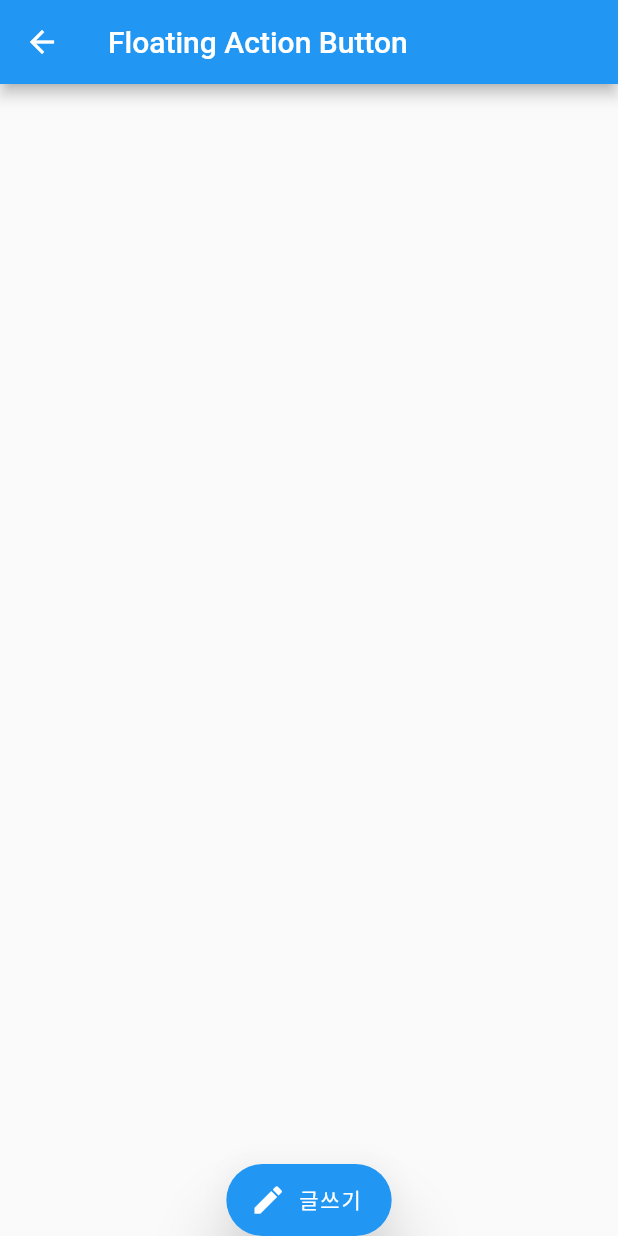
After one commit to SangWook16074/flutter_study, a Flutter app: the FAB screen opened directly, on a phone screen of 412 x 824 dp. The commit adds this screen. Run offline on Flutter 3.47's test engine with Material 2 defaults, Android fonts, the phone set to English and light mode, and no system bars.

Commit message:
FAB 블로그 포스팅 완료

```diff
--- a/lib/src/app.dart
+++ b/lib/src/app.dart
@@ -10,6 +10,7 @@ import 'package:blog_example/src/pages/row_column.dart';
 import 'package:blog_example/src/pages/text_field.dart';
 import 'package:flutter/material.dart';
 
+import 'pages/floating_action_button.dart';
 import 'pages/grid_view.dart';
 
 class App extends StatefulWidget {
@@ -39,6 +40,7 @@ class _AppState extends State<App> {
           _buildItems('9. GridView', GridViewPage()),
           _buildItems('10. Loading', Loading()),
           _buildItems('10. AppBar', AppBarPage()),
+          _buildItems('11. Floating Action Button', FAB()),
         ],
       ),
     );
--- /dev/null
+++ b/lib/src/pages/floating_action_button.dart
@@ -0,0 +1,22 @@
+import 'package:flutter/material.dart';
+
+class FAB extends StatelessWidget {
+  const FAB({super.key});
+
+  @override
+  Widget build(BuildContext context) {
+    return Scaffold(
+      appBar: AppBar(
+        title: Text('Floating Action Button'),
+      ),
+      floatingActionButton: FloatingActionButton.extended(
+        onPressed: () {},
+        icon: Icon(Icons.edit),
+        label: Text('글쓰기'),
+        elevation: 20,
+      ),
+      floatingActionButtonLocation: FloatingActionButtonLocation.centerDocked,
+      body: Container(),
+    );
+  }
+}
```
